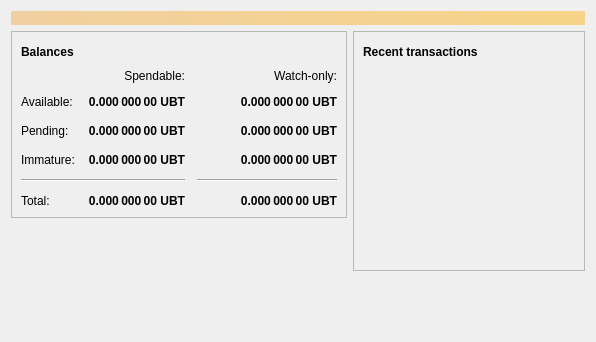
The window that src/qt/forms/overviewpage.ui (mrestevez/BitcoinTransfer) describes before a commit, drawn with Qt 5.
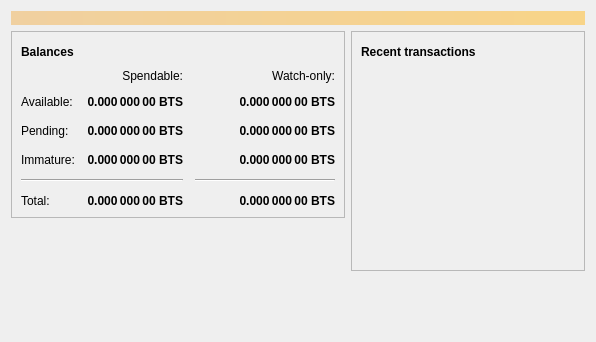
The same window after the commit. Icons and pictures are not drawn.

Patch:
```diff
--- a/src/qt/forms/overviewpage.ui
+++ b/src/qt/forms/overviewpage.ui
@@ -129,7 +129,7 @@
                <string>Unconfirmed transactions to watch-only addresses</string>
               </property>
               <property name="text">
-               <string notr="true">0.000 000 00 UBT</string>
+               <string notr="true">0.000 000 00 BTS</string>
               </property>
               <property name="alignment">
                <set>Qt::AlignRight|Qt::AlignTrailing|Qt::AlignVCenter</set>
@@ -154,7 +154,7 @@
                <string>Total of transactions that have yet to be confirmed, and do not yet count toward the spendable balance</string>
               </property>
               <property name="text">
-               <string notr="true">0.000 000 00 UBT</string>
+               <string notr="true">0.000 000 00 BTS</string>
               </property>
               <property name="alignment">
                <set>Qt::AlignRight|Qt::AlignTrailing|Qt::AlignVCenter</set>
@@ -179,7 +179,7 @@
                <string>Mined balance in watch-only addresses that has not yet matured</string>
               </property>
               <property name="text">
-               <string notr="true">0.000 000 00 UBT</string>
+               <string notr="true">0.000 000 00 BTS</string>
               </property>
               <property name="alignment">
                <set>Qt::AlignRight|Qt::AlignTrailing|Qt::AlignVCenter</set>
@@ -237,7 +237,7 @@
                <string>Mined balance that has not yet matured</string>
               </property>
               <property name="text">
-               <string notr="true">0.000 000 00 UBT</string>
+               <string notr="true">0.000 000 00 BTS</string>
               </property>
               <property name="alignment">
                <set>Qt::AlignRight|Qt::AlignTrailing|Qt::AlignVCenter</set>
@@ -282,7 +282,7 @@
                <string>Your current total balance</string>
               </property>
               <property name="text">
-               <string notr="true">0.000 000 00 UBT</string>
+               <string notr="true">0.000 000 00 BTS</string>
               </property>
               <property name="alignment">
                <set>Qt::AlignRight|Qt::AlignTrailing|Qt::AlignVCenter</set>
@@ -307,7 +307,7 @@
                <string>Current total balance in watch-only addresses</string>
               </property>
               <property name="text">
-               <string notr="true">0.000 000 00 UBT</string>
+               <string notr="true">0.000 000 00 BTS</string>
               </property>
               <property name="alignment">
                <set>Qt::AlignRight|Qt::AlignTrailing|Qt::AlignVCenter</set>
@@ -349,7 +349,7 @@
                <string>Your current spendable balance</string>
               </property>
               <property name="text">
-               <string notr="true">0.000 000 00 UBT</string>
+               <string notr="true">0.000 000 00 BTS</string>
               </property>
               <property name="alignment">
                <set>Qt::AlignRight|Qt::AlignTrailing|Qt::AlignVCenter</set>
@@ -374,7 +374,7 @@
                <string>Your current balance in watch-only addresses</string>
               </property>
               <property name="text">
-               <string notr="true">0.000 000 00 UBT</string>
+               <string notr="true">0.000 000 00 BTS</string>
               </property>
               <property name="alignment">
                <set>Qt::AlignRight|Qt::AlignTrailing|Qt::AlignVCenter</set>
```
